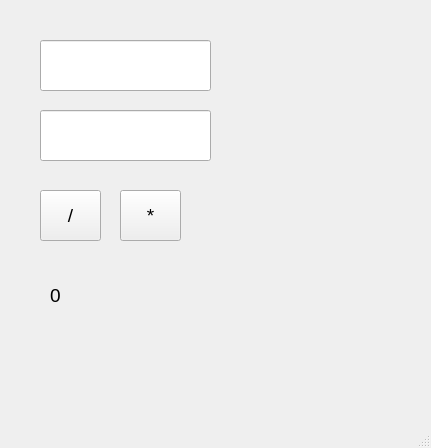
Aunroir/commonWA, file mainwindow.ui: the form before one commit.
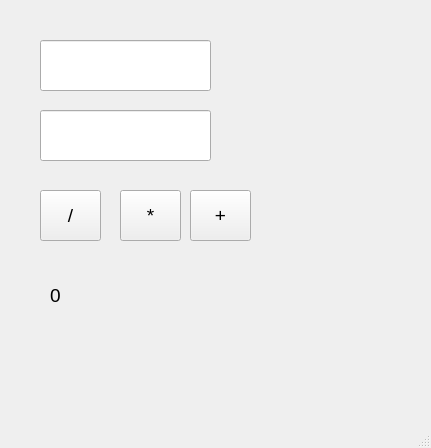
The form after the commit.

Patch:
```diff
--- a/mainwindow.ui
+++ b/mainwindow.ui
@@ -78,6 +78,19 @@
      <string>*</string>
     </property>
    </widget>
+   <widget class="QPushButton" name="pushButton_3">
+    <property name="geometry">
+     <rect>
+      <x>190</x>
+      <y>190</y>
+      <width>61</width>
+      <height>51</height>
+     </rect>
+    </property>
+    <property name="text">
+     <string>+</string>
+    </property>
+   </widget>
   </widget>
   <widget class="QMenuBar" name="menubar">
    <property name="geometry">
```
Left out of the diff: 2 changed lines with no effect on the pictures.
